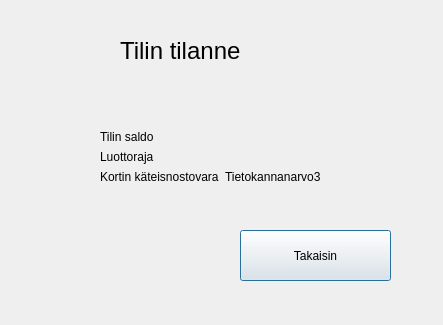
Old version of the form bank-automat/saldo.ui in the repository sakukallioinen/pankkiautomaatti.
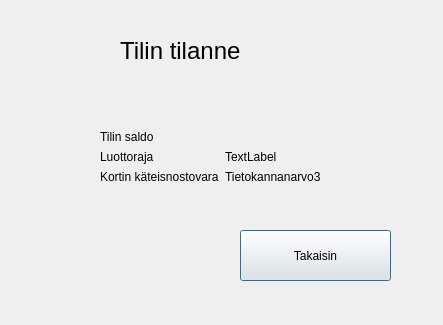
New version of the form.

Commit message: saldo näkyy

```diff
--- a/bank-automat/saldo.ui
+++ b/bank-automat/saldo.ui
@@ -91,6 +91,13 @@
         </property>
        </widget>
       </item>
+      <item row="1" column="1">
+       <widget class="QLabel" name="labelCredit">
+        <property name="text">
+         <string>TextLabel</string>
+        </property>
+       </widget>
+      </item>
      </layout>
     </item>
    </layout>
```
Left out of the diff: 2 changed lines with no effect on the pictures. The commit also changes 8 other files.
